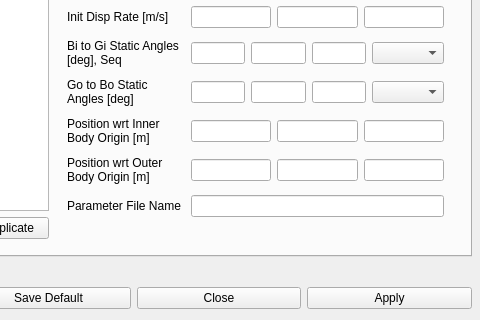
Old version of the form dsm_gui/spc_submenu.ui in the repository pavelgalchenko/dsm_gui; both pictures show x 217 to 697 and y 480 to 800 of the 697 by 800 pixel window.
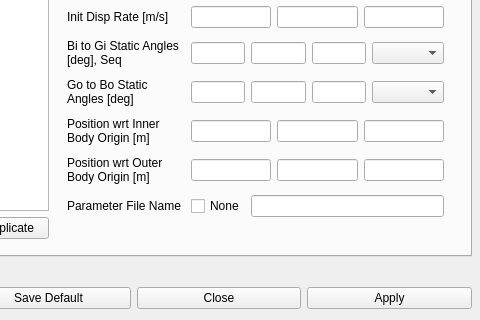
New version of the form.

Commit message: Added MTB. Progress slower than expected due to fixing a bug where the apply button would reflect changes to the last item in the list instead of appropriate item.

```diff
--- a/dsm_gui/spc_submenu.ui
+++ b/dsm_gui/spc_submenu.ui
@@ -984,9 +984,6 @@
                </property>
               </widget>
              </item>
-             <item row="17" column="1">
-              <widget class="QLineEdit" name="spc_cur_joint_param_file"/>
-             </item>
              <item row="17" column="0">
               <widget class="QLabel" name="label_44">
                <property name="text">
@@ -1309,6 +1306,20 @@
                </item>
               </layout>
              </item>
+             <item row="17" column="1">
+              <layout class="QHBoxLayout" name="horizontalLayout_73">
+               <item>
+                <widget class="QCheckBox" name="spc_cur_joint_param_none">
+                 <property name="text">
+                  <string>None</string>
+                 </property>
+                </widget>
+               </item>
+               <item>
+                <widget class="QLineEdit" name="spc_cur_joint_param_file"/>
+               </item>
+              </layout>
+             </item>
             </layout>
            </item>
           </layout>
```
Left out of the diff: 2 changed lines with no effect on the pictures. The commit also changes 2 other files.
